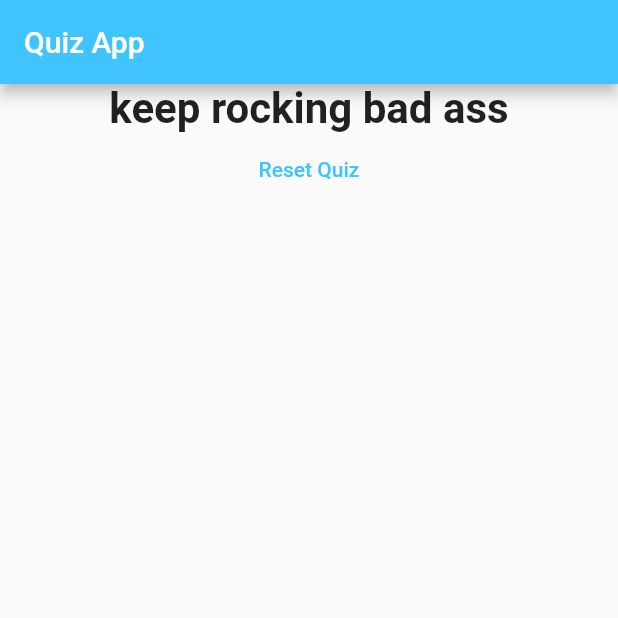
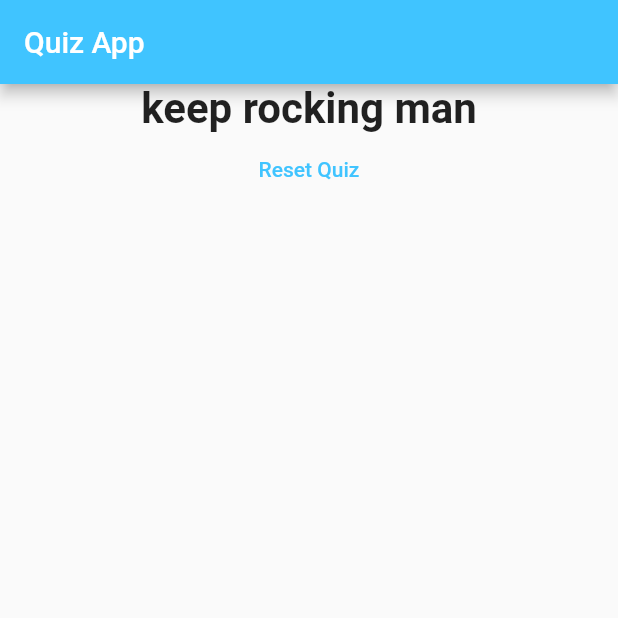
Before and after one commit to shiduu/flutter-QuizApp, a Flutter app: the screen it shows after launch, after a tap on "black", after a tap on "zebra", after a tap on "kong", on a phone screen of 412 x 824 dp, the top half of it. Run offline on Flutter 3.47's test engine with Material 2 defaults, Android fonts, the phone set to English and light mode, and no system bars.

Commit message:
changed a line

```diff
--- a/lib/result.dart
+++ b/lib/result.dart
@@ -13,10 +13,10 @@ class Result extends StatelessWidget {
     if(resultScore <= 10){
       resultText = 'your greate buddy';
     }else if(resultScore <= 20){
-      resultText  = 'keep rocking bad ass';
+      resultText  = 'keep rocking man';
 
     }else{
-      resultText = 'your bad mf';
+      resultText = 'your better';
     }
     return resultText;
   }
```
